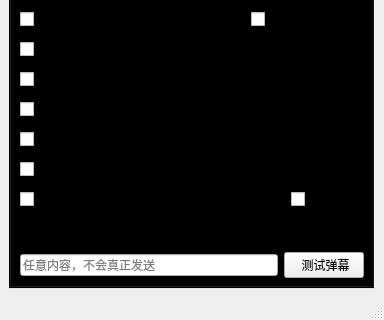
Qt form mainwindow.ui (iwxyi/Bilibili-MagicalDanmaku) before a commit; both pictures show x 0 to 384 and y 176 to 496 of the 384 by 496 pixel window.
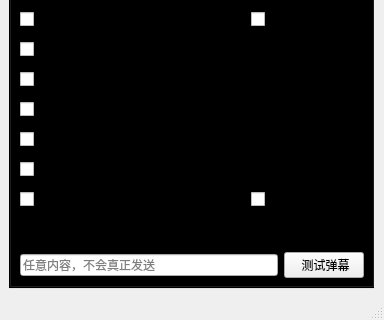
The same form after that commit.

Commit message: 仅视频大乱斗同步消息

```diff
--- a/mainwindow.ui
+++ b/mainwindow.ui
@@ -444,6 +444,10 @@
             <property name="toolTip">
              <string>&lt;html&gt;&lt;head/&gt;&lt;body&gt;&lt;p&gt;大乱斗对面过来串门欢迎；&lt;/p&gt;&lt;p&gt;自己观众去对面串门打小报告（放心，只有自己看得到）&lt;/p&gt;&lt;/body&gt;&lt;/html&gt;</string>
             </property>
+            <property name="styleSheet">
+             <string notr="true">己方到对方串门：xxx跑到对面串门
+对方到己方串门：[对面] xxx 进入直播间</string>
+            </property>
             <property name="text">
              <string>大乱斗串门小报告</string>
             </property>
@@ -451,8 +455,12 @@
           </item>
           <item>
            <widget class="QCheckBox" name="pkMsgSyncCheck">
+            <property name="styleSheet">
+             <string notr="true">视频大乱斗时显示对面的消息，格式如下：
+[同步] 昵称 灰色弹幕</string>
+            </property>
             <property name="text">
-             <string>同步消息</string>
+             <string>视频PK同步消息</string>
             </property>
            </widget>
           </item>
```
The commit also changes 3 other files.
